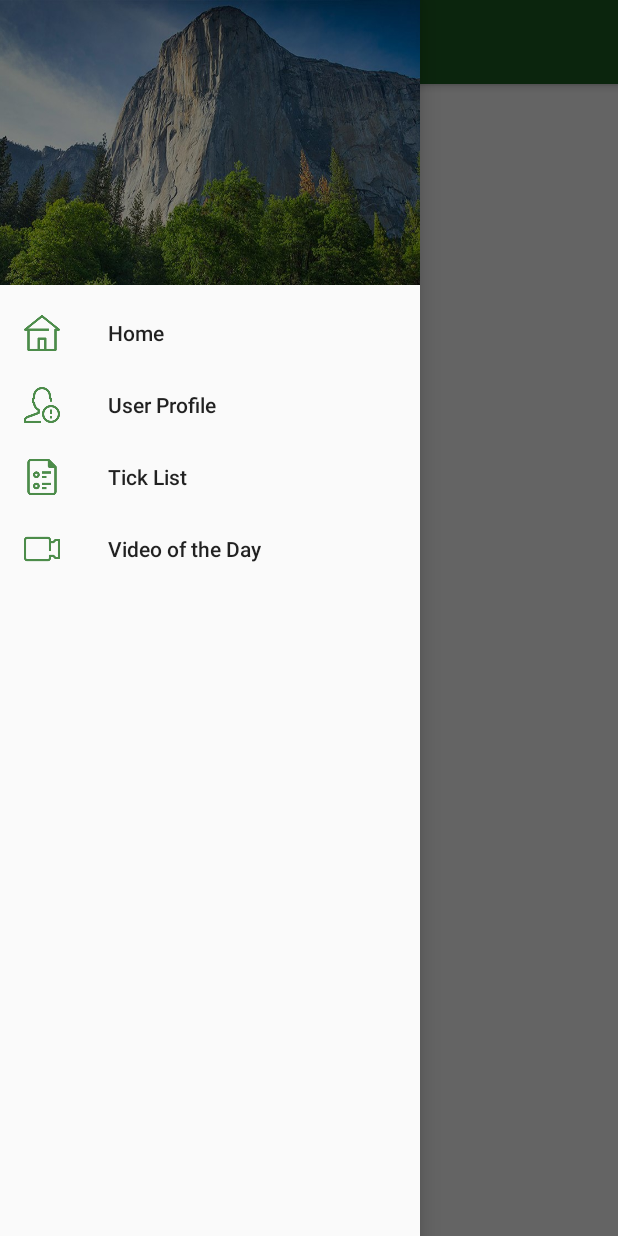
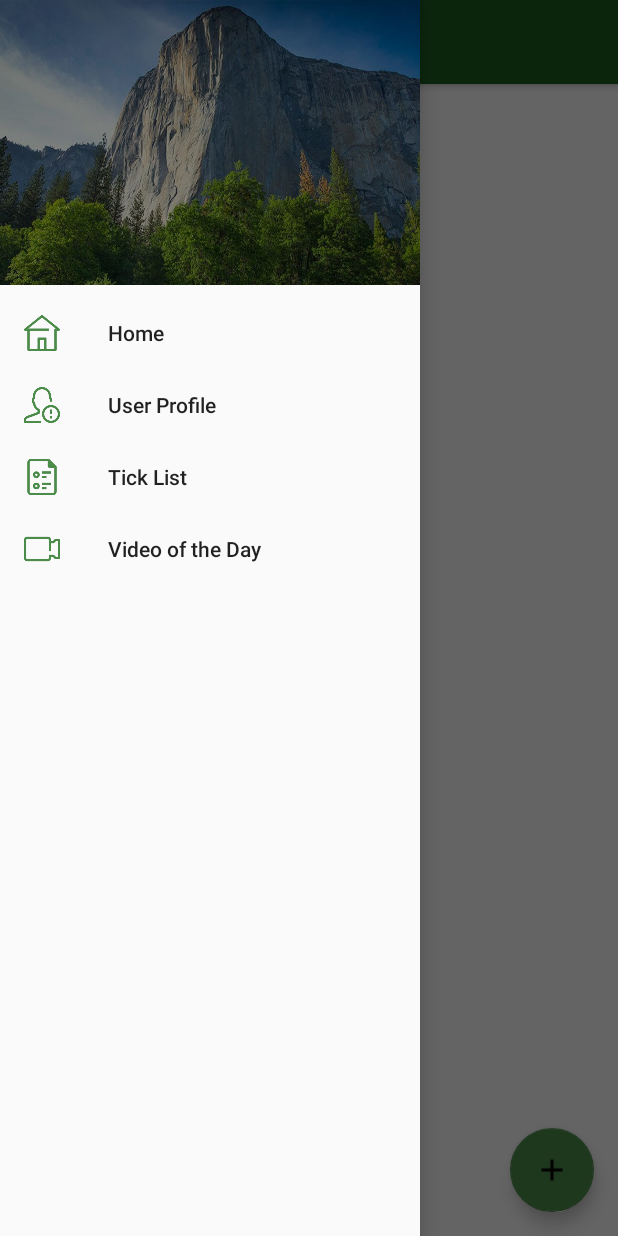
Before and after one commit to seniark/sent, an Android app: the TickListActivity screen opened directly, with no data from a screen before it, with the side drawer open, on a phone screen of 412 x 824 dp. Run offline under Robolectric (Android 15) with nearby library versions, the phone set to English and light mode, and no system bars; our stand-ins replace Firebase (no records; nobody signed in at launch, a user with empty details on screens opened directly); pictures from the network do not load.

Commit message:
Add new tick func.

```diff
--- a/app/src/main/java/com/example/proj/sent/TickListActivity.java
+++ b/app/src/main/java/com/example/proj/sent/TickListActivity.java
@@ -62,6 +62,9 @@ public class TickListActivity extends BaseNavDrawerActivity {
                 //{
                 //    tra.notifyItemRemoved(0);
                 //}
+                Log.d("db", "onDataChange");
+
+                int oldsize = mTickList.size();
 
                 if(mTickList.size() > 0)
                 {
@@ -75,7 +78,22 @@ public class TickListActivity extends BaseNavDrawerActivity {
                     mTickList.add(tickSnapshot.getValue(Tick.class));
                     Log.d("db", tickSnapshot.getValue(Tick.class).getName());
                 }
+
                 recycler_view.getAdapter().notifyItemRangeInserted(0,mTickList.size() - 1);
+                recycler_view.getAdapter().notifyDataSetChanged();
+
+                //This is a brand new tick, go to detail view for it
+                if(mTickList.size() > oldsize)
+                {
+                    Bundle args = new Bundle();
+                    args.putString(TickDetailActivity.ARG_TICKNUM, Integer.toString(mTickList.size() -1));
+
+                    Intent i = new Intent();
+                    i.putExtras(args);
+                    i.setClass(TickListActivity.this, TickDetailActivity.class);
+                    startActivity(i);
+
+                }
             }
 
             @Override
@@ -112,7 +130,7 @@ public class TickListActivity extends BaseNavDrawerActivity {
     }
 
 
-
+    /*
     protected void testDB()
     {
         ArrayList<Tick> t = new ArrayList<>();
@@ -126,10 +144,28 @@ public class TickListActivity extends BaseNavDrawerActivity {
         t.add(t4);
         postTicks(t);
     }
+    */
 
     protected void postTicks(List<Tick> t)
     {
         mTickListRef.setValue(t);
     }
 
+    protected void postTickAtEnd(Tick t)
+    {
+        mTickListRef.push().setValue(t);
+    }
+
+    protected void onFabClick(View v)
+    {
+        Tick t = new Tick("New Tick", "5.X", "https://firebasestorage.googleapis.com/v0/b/sent-55f87.appspot.com/o/min_mtn_5.jpg?alt=media&token=6d826d65-1dc0-4ced-bd47-a87a5f91b14e", "");
+        postTickAtEnd(t);
+        Log.d("fab", "clicked");
+
+
+
+
+
+    }
+
 }
--- a/app/src/main/java/com/example/proj/sent/TickRecyclerAdapter.java
+++ b/app/src/main/java/com/example/proj/sent/TickRecyclerAdapter.java
@@ -20,6 +20,7 @@ public class TickRecyclerAdapter extends RecyclerView.Adapter<TickRecyclerAdapte
     List<Tick> list_tick;
     OnItemClickListener vc=null;
     Context mCtx_MR;
+    RecyclerView mRV;
 
 
     public class ViewHolder extends RecyclerView.ViewHolder {
@@ -93,5 +94,16 @@ public class TickRecyclerAdapter extends RecyclerView.Adapter<TickRecyclerAdapte
     @Override
     public void onAttachedToRecyclerView(RecyclerView recyclerView) {
         super.onAttachedToRecyclerView(recyclerView);
+        mRV = recyclerView;
+    }
+
+    protected void onFabClick(View v)
+    {
+        Tick t = new Tick("New Tick", "5.X", "https://firebasestorage.googleapis.com/v0/b/sent-55f87.appspot.com/o/min_mtn_5.jpg?alt=media&token=6d826d65-1dc0-4ced-bd47-a87a5f91b14e", "");
+        ((TickDetailActivity)mRV.getParent()).postTickToEnd(t);
+
+
+
+        //mRV.scrollToPosition(list_tick.size());
     }
 }
--- a/app/src/main/res/layout/activity_tick_list.xml
+++ b/app/src/main/res/layout/activity_tick_list.xml
@@ -9,7 +9,7 @@
     android:layout_height="match_parent"
     tools:openDrawer="start">
 
-    <RelativeLayout xmlns:android="http://schemas.android.com/apk/res/android"
+    <android.support.design.widget.CoordinatorLayout xmlns:android="http://schemas.android.com/apk/res/android"
         android:layout_width="fill_parent"
         android:layout_height="fill_parent"
         xmlns:app="http://schemas.android.com/apk/res-auto">
@@ -32,7 +32,20 @@
             android:layout_below="@id/my_toolbar">
         </android.support.v7.widget.RecyclerView>
 
-    </RelativeLayout>
+        <android.support.design.widget.FloatingActionButton
+            android:id="@+id/fab"
+            android:src="@drawable/ic_add_black_24dp"
+            android:layout_width="wrap_content"
+            android:layout_height="wrap_content"
+            android:layout_margin="16dp"
+            android:clickable="true"
+            app:layout_anchor="@id/tickRecyclerView"
+            app:layout_anchorGravity="bottom|right|end"
+            android:onClick="onFabClick"
+
+            />
+
+    </android.support.design.widget.CoordinatorLayout>
 
     <android.support.design.widget.NavigationView
         android:id="@+id/navigation_view"
```
Also changed, not shown: app/src/main/java/com/example/proj/sent/Tick.java (+6 -1 lines), app/src/main/java/com/example/proj/sent/TickDetailActivity.java (+6 -1 lines), app/src/main/res/drawable/ic_add_black_24dp.png (added).
